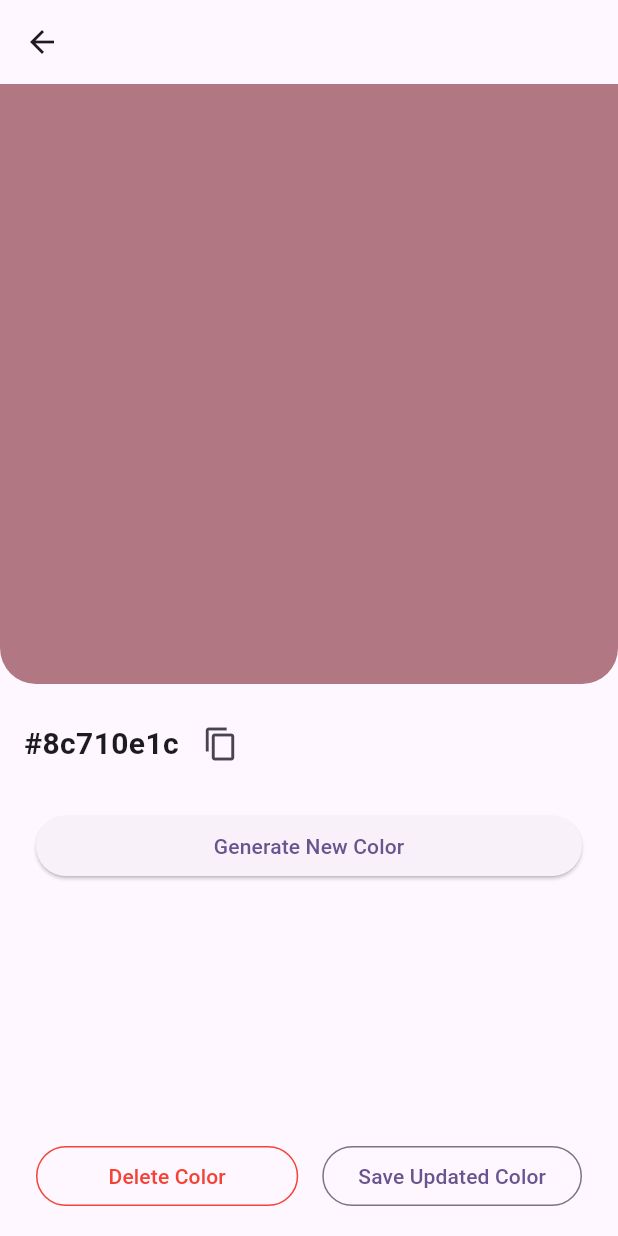
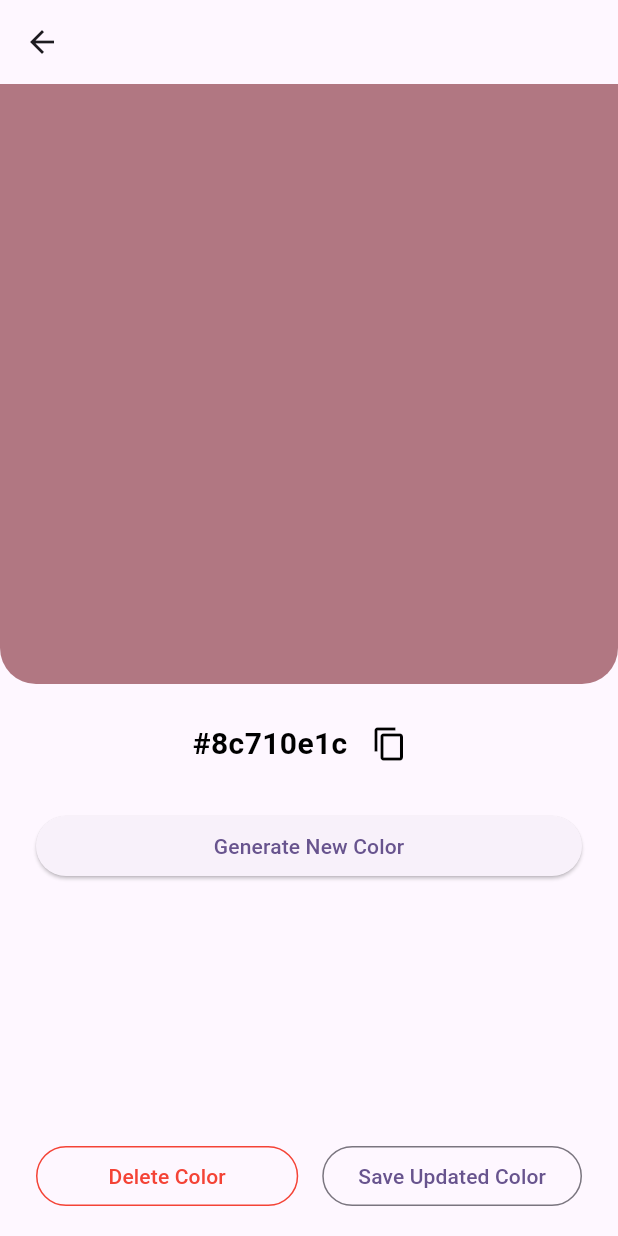
Before and after one commit to dgozhenko/solid_test_task, a Flutter app: the ColorDetailPage screen opened by its route, after a tap on "Generate New Color", on a phone screen of 412 x 824 dp. Run offline on Flutter 3.47's test engine with Material 3 defaults, Android fonts, the phone set to English and light mode, and no system bars; our stand-ins replace flutter_bloc, freezed_annotation, sqflite; accounts and stored records are empty.

Commit message:
Add hex color row across screens

```diff
--- a/lib/presentation/color_detail/color_detail_page.dart
+++ b/lib/presentation/color_detail/color_detail_page.dart
@@ -1,9 +1,9 @@
 import 'package:flutter/material.dart';
-import 'package:flutter/services.dart';
 import 'package:flutter_bloc/flutter_bloc.dart';
 import 'package:solid_test_task/core/extension/hex_color.dart';
 import 'package:solid_test_task/domain/model/color_model.dart';
 import 'package:solid_test_task/presentation/color_detail/cubit/color_detail_cubit.dart';
+import 'package:solid_test_task/presentation/widgets/row/hex_color_row.dart';
 
 /// color detail page, displays color details
 /// and allows regeneration and deletion
@@ -54,27 +54,8 @@ class _ColorDetailPageState extends State<ColorDetailPage> {
                   ),
                   Padding(
                     padding: const EdgeInsets.all(16.0),
-                    child: Row(
-                      spacing: 4,
-                      children: [
-                        Text(
-                          '${state.backgroundColor?.toHex()}',
-                          style: const TextStyle(
-                            fontSize: 20,
-                            fontWeight: FontWeight.w700,
-                          ),
-                        ),
-                        IconButton(
-                          onPressed: () async {
-                            await Clipboard.setData(
-                              ClipboardData(
-                                text: state.backgroundColor?.toHex() ?? '',
-                              ),
-                            );
-                          },
-                          icon: const Icon(Icons.copy),
-                        ),
-                      ],
+                    child: HexColorRow(
+                      color: state.backgroundColor ?? Colors.white,
                     ),
                   ),
                   Container(
--- a/lib/presentation/color_randomizer/cubit/color_randomizer_state.dart
+++ b/lib/presentation/color_randomizer/cubit/color_randomizer_state.dart
@@ -9,7 +9,7 @@ class ColorRandomizerState with _$ColorRandomizerState {
   const factory ColorRandomizerState({
     required Color backgroundColor,
     required Color textColor,
-    required bool showTipText,
+    required bool firstColorGenerated,
     String? error,
     bool? showDatabaseSaveSuccess,
   }) = _ColorRandomizerState;
--- /dev/null
+++ b/lib/presentation/widgets/row/hex_color_row.dart
@@ -0,0 +1,45 @@
+import 'package:flutter/material.dart';
+import 'package:flutter/services.dart';
+import 'package:solid_test_task/core/extension/hex_color.dart';
+
+/// hex color row with text and copy icon button, on click it copies hex value
+class HexColorRow extends StatelessWidget {
+  /// Color from which hex will be extracted
+  final Color color;
+
+  /// Foreground color of text and icon
+  final Color? foregroundColor;
+
+  /// constructor
+  const HexColorRow({
+    required this.color,
+    this.foregroundColor = Colors.black,
+    super.key,
+  });
+
+  @override
+  Widget build(BuildContext context) {
+    final hexColor = color.toHex();
+
+    return Row(
+      spacing: 4,
+      mainAxisAlignment: MainAxisAlignment.center,
+      children: [
+        Text(
+          hexColor,
+          style: TextStyle(
+            fontSize: 20,
+            fontWeight: FontWeight.w700,
+            color: foregroundColor,
+          ),
+        ),
+        IconButton(
+          onPressed: () async {
+            await Clipboard.setData(ClipboardData(text: hexColor));
+          },
+          icon: Icon(Icons.copy, color: foregroundColor,),
+        ),
+      ],
+    );
+  }
+}
```
Also changed, not shown: lib/presentation/color_gallery/color_gallery_page.dart (+5 -7 lines), lib/presentation/color_randomizer/color_randomizer_page.dart (+30 -9 lines), lib/presentation/color_randomizer/cubit/color_randomizer_cubit.freezed.dart.
